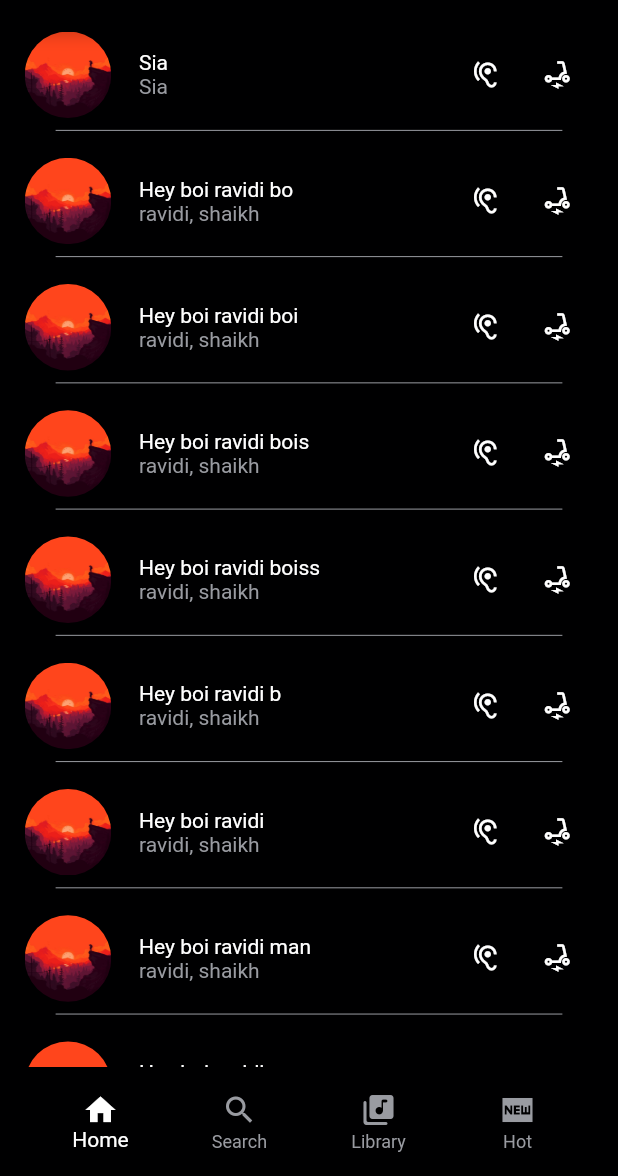
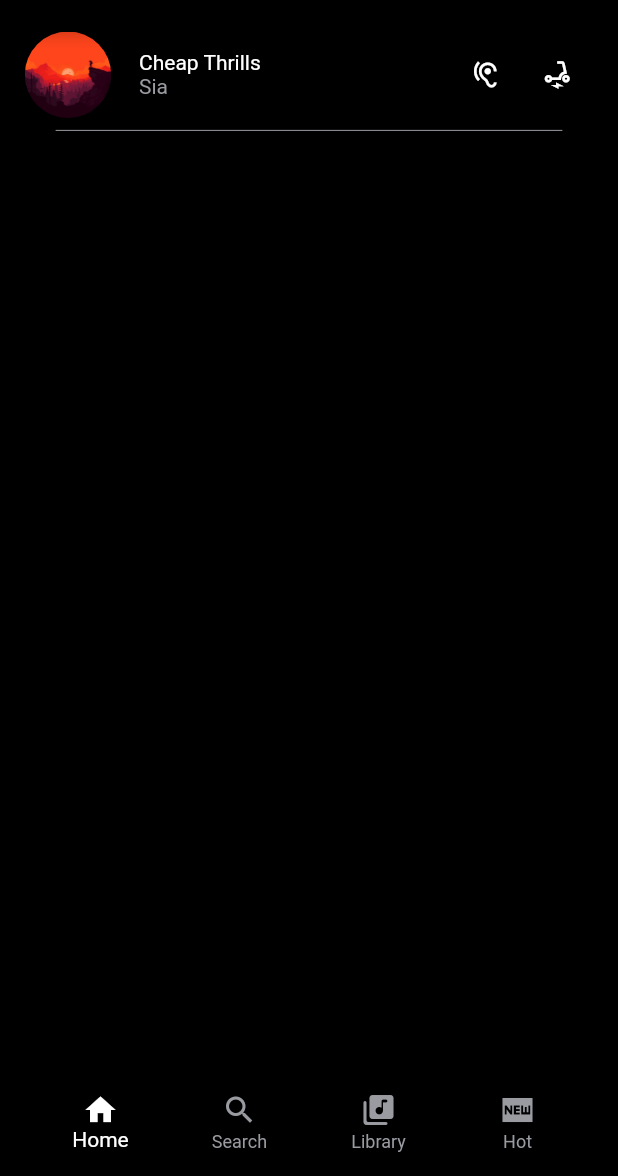
Before and after one commit to Literal-Eval/reed, a Flutter app: the screen it shows after launch, on a phone screen of 412 x 824 dp, the part 60-1236 px from its top. Run offline on Flutter 3.47's test engine with Material 2 defaults, Android fonts, the phone set to English and light mode, and no system bars; our stand-ins replace flutter_riverpod, hive, just_audio, lottie; missing offline and left inert: audio_session, just_audio_web; accounts and stored records are empty.

Commit message:
remove retarded lists

```diff
--- a/lib/screens/song_list_page.dart
+++ b/lib/screens/song_list_page.dart
@@ -15,74 +15,9 @@ class SongListPage extends StatefulWidget {
 class _SongListPageState extends State<SongListPage> {
   final List<Song> songList = [
     Song(
-        name: 'Sia',
+        name: 'Cheap Thrills',
         album: 'This Is acting',
         artists: ['Sia'],
-        path: 'assets/music/file.mp3'),
-    Song(
-        name: 'Hey boi ravidi bo',
-        album: 'henlo bois',
-        artists: ['ravidi, shaikh'],
-        path: 'assets/music/file.mp3'),
-    Song(
-        name: 'Hey boi ravidi boi',
-        album: 'henlo bois',
-        artists: ['ravidi, shaikh'],
-        path: 'assets/music/file.mp3'),
-    Song(
-        name: 'Hey boi ravidi bois',
-        album: 'henlo bois',
-        artists: ['ravidi, shaikh'],
-        path: 'assets/music/file.mp3'),
-    Song(
-        name: 'Hey boi ravidi boiss',
-        album: 'henlo bois',
-        artists: ['ravidi, shaikh'],
-        path: 'assets/music/file.mp3'),
-    Song(
-        name: 'Hey boi ravidi b',
-        album: 'henlo bois',
-        artists: ['ravidi, shaikh'],
-        path: 'assets/music/file.mp3'),
-    Song(
-        name: 'Hey boi ravidi',
-        album: 'henlo bois',
-        artists: ['ravidi, shaikh'],
-        path: 'assets/music/file.mp3'),
-    Song(
-        name: 'Hey boi ravidi man',
-        album: 'henlo bois',
-        artists: ['ravidi, shaikh'],
-        path: 'assets/music/file.mp3'),
-    Song(
-        name: 'Hey boi ravidi mans',
-        album: 'henlo bois',
-        artists: ['ravidi, shaikh'],
-        path: 'assets/music/file.mp3'),
-    Song(
-        name: 'Hey boi ravidi mao',
-        album: 'henlo bois',
-        artists: ['ravidi, shaikh'],
-        path: 'assets/music/file.mp3'),
-    Song(
-        name: 'Hey boi ravidi lao',
-        album: 'henlo bois',
-        artists: ['ravidi, shaikh'],
-        path: 'assets/music/file.mp3'),
-    Song(
-        name: 'Hey boi ravidi tao',
-        album: 'henlo bois',
-        artists: ['ravidi, shaikh'],
-        path: 'assets/music/file.mp3'),
-    Song(
-        name: 'Hey boi ravidi pao',
-        album: 'henlo bois',
-        artists: ['ravidi, shaikh'],
-        path: 'assets/music/file.mp3'),
-    Song(
-        name: 'Hey boi ravidi ching',
-        album: 'henlo bois',
-        artists: ['ravidi, shaikh'],
         path: 'assets/music/file.mp3'),
   ];
 
```
